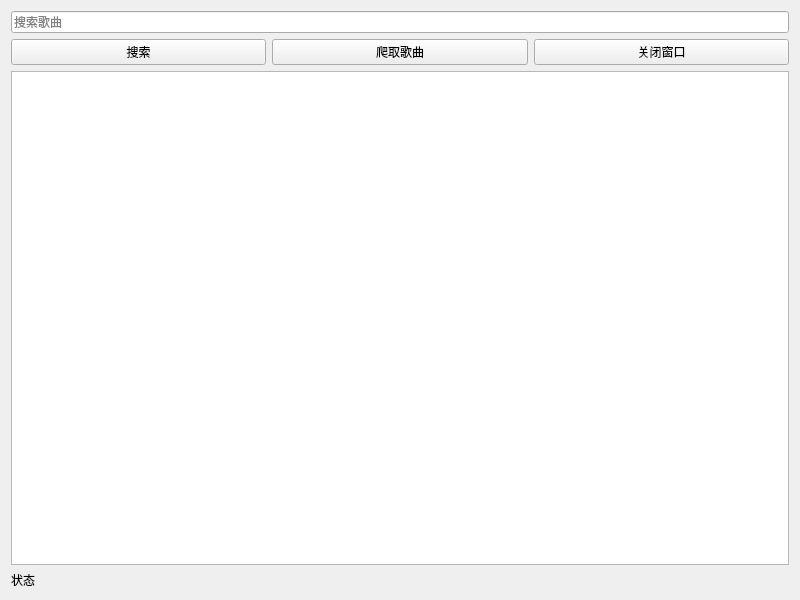
Old version of the form form.ui in the repository po2656233/crawlerMusic.
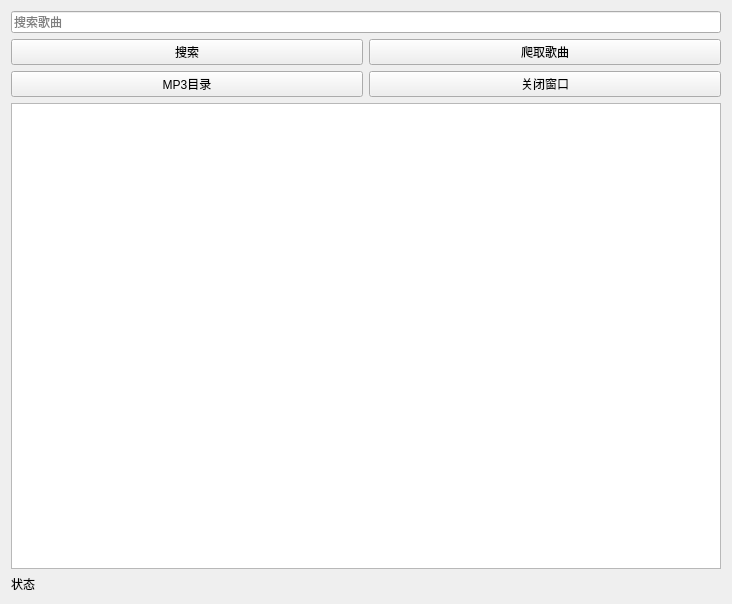
New version of the form.

Patch:
```diff
--- a/form.ui
+++ b/form.ui
@@ -6,46 +6,53 @@
    <rect>
     <x>0</x>
     <y>0</y>
-    <width>800</width>
-    <height>600</height>
+    <width>732</width>
+    <height>604</height>
    </rect>
   </property>
   <property name="windowTitle">
    <string>Widget</string>
   </property>
   <layout class="QGridLayout" name="gridLayout">
-   <item row="0" column="0" colspan="3">
+   <item row="3" column="1">
+    <widget class="QPushButton" name="pushButton_close">
+     <property name="text">
+      <string>关闭窗口</string>
+     </property>
+    </widget>
+   </item>
+   <item row="2" column="0">
+    <widget class="QPushButton" name="pushButton_search">
+     <property name="text">
+      <string>搜索</string>
+     </property>
+    </widget>
+   </item>
+   <item row="4" column="0" colspan="2">
+    <widget class="QTextEdit" name="textEdit"/>
+   </item>
+   <item row="0" column="0" colspan="2">
     <widget class="QLineEdit" name="lineEdit_song">
      <property name="placeholderText">
       <string>搜索歌曲</string>
      </property>
     </widget>
    </item>
-   <item row="1" column="0">
-    <widget class="QPushButton" name="pushButton_search">
-     <property name="text">
-      <string>搜索</string>
-     </property>
-    </widget>
-   </item>
-   <item row="1" column="1">
+   <item row="2" column="1">
     <widget class="QPushButton" name="pushButton_crawler">
      <property name="text">
       <string>爬取歌曲</string>
      </property>
     </widget>
    </item>
-   <item row="1" column="2">
-    <widget class="QPushButton" name="pushButton_close">
+   <item row="3" column="0">
+    <widget class="QPushButton" name="pushButton_mp3dir">
      <property name="text">
-      <string>关闭窗口</string>
+      <string>MP3目录</string>
      </property>
     </widget>
    </item>
-   <item row="2" column="0" colspan="3">
-    <widget class="QTextEdit" name="textEdit"/>
-   </item>
-   <item row="3" column="0" colspan="3">
+   <item row="5" column="0" colspan="2">
     <widget class="QLabel" name="label">
      <property name="text">
       <string>状态</string>
```
